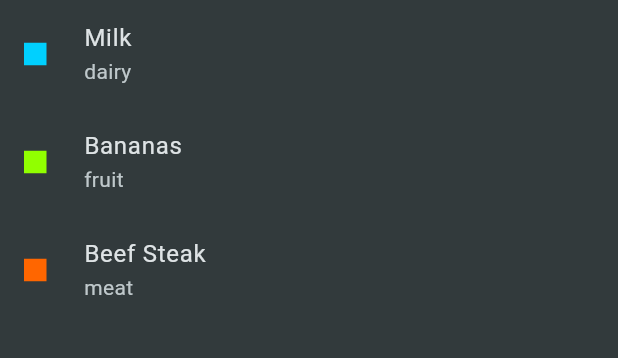
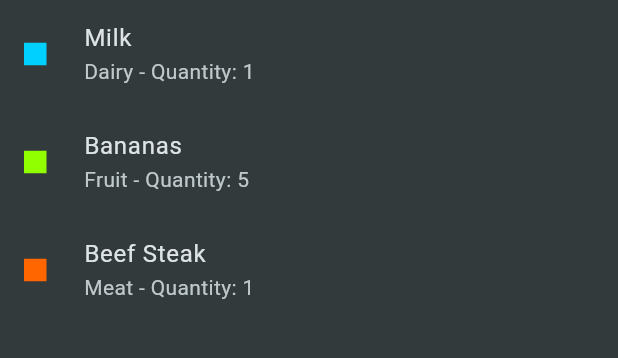
Before and after one commit to LK-Hour/grocery_app, a Flutter app: the screen it shows after launch, on a phone screen of 412 x 824 dp, the part 84-442 px from its top. Run offline on Flutter 3.47's test engine with Material 3 defaults, Android fonts, the phone set to English and light mode, and no system bars.

Commit message:
ADD: ReorderableListView

```diff
--- a/lib/data/models/grocery.dart
+++ b/lib/data/models/grocery.dart
@@ -1,5 +1,4 @@
 import 'dart:ui';
-
 
 class Grocery {
   const Grocery({
@@ -14,7 +13,6 @@ class Grocery {
   final int quantity;
   final GroceryCategory category;
 }
-
 
 enum GroceryCategory {
   vegetables('Vegetables', Color.fromARGB(255, 0, 255, 128)),
--- a/lib/ui/groceries/grocery_list.dart
+++ b/lib/ui/groceries/grocery_list.dart
@@ -29,10 +29,21 @@ class _GroceryListState extends State<GroceryList> {
 
     if (dummyGroceryItems.isNotEmpty) {
       // TODO-1 - Display groceries with an Item builder and  LIst Tile
-      content = ListView.builder(
+      content = ReorderableListView.builder(
+        onReorder: (oldIndex, newIndex) {
+          setState(() {
+            if (oldIndex < newIndex) {
+              newIndex -= 1;
+            }
+            final item = dummyGroceryItems.removeAt(oldIndex);
+            dummyGroceryItems.insert(newIndex, item);
+          });
+        },
         itemCount: dummyGroceryItems.length,
-        itemBuilder: (ctx, index) =>
-            GroceryTile(grocery: dummyGroceryItems[index]),
+        itemBuilder: (ctx, index) => GroceryTile(
+          key: ValueKey(dummyGroceryItems[index].id),
+          grocery: dummyGroceryItems[index],
+        ),
       );
     }
 
@@ -55,9 +66,12 @@ class GroceryTile extends StatelessWidget {
   Widget build(BuildContext context) {
     // TODO-2 - Display groceries with an Item builder and  LIst Tile
     return ListTile(
+      key: ValueKey(grocery.id),
       leading: Container(color: grocery.category.color, width: 15, height: 15),
       title: Text(grocery.name),
-      subtitle: Text(grocery.category.name),
+      subtitle: Text(
+        '${grocery.category.label} - Quantity: ${grocery.quantity}',
+      ),
     );
   }
 }
```
